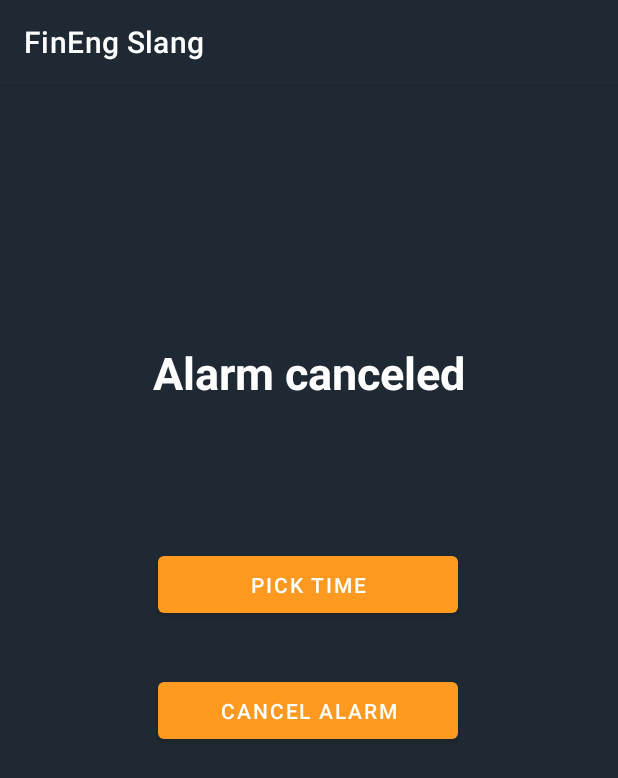
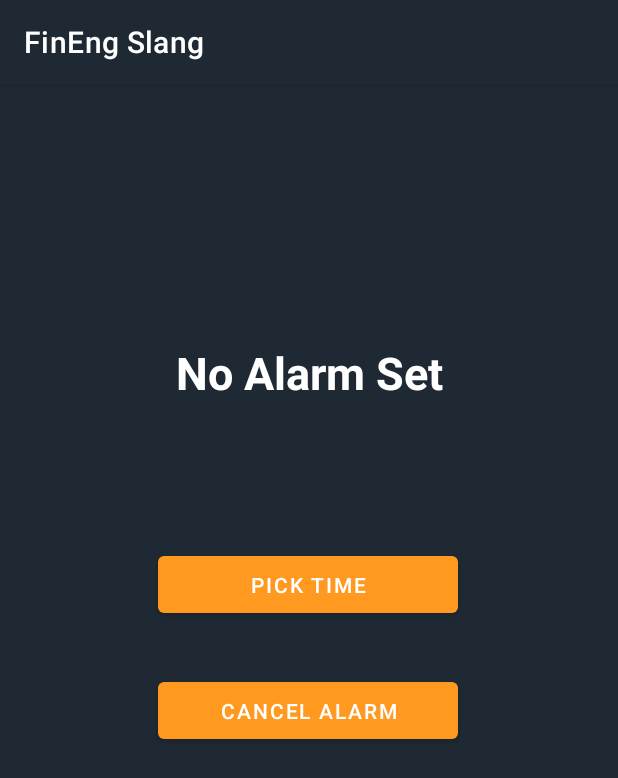
Before and after one commit to HangHuynh19/finnish-english-dictionary, an Android app: the AlarmsetActivity screen opened directly, with no data from a screen before it, after a tap on "CANCEL ALARM", on a phone screen of 412 x 824 dp. Shown: the top 778 px of the screen. Run offline under Robolectric (Android 15) with nearby library versions, the phone set to English and light mode, and no system bars.

Commit message:
fix UI for AlarmsetActivity

```diff
--- a/app/src/main/AndroidManifest.xml
+++ b/app/src/main/AndroidManifest.xml
@@ -25,7 +25,7 @@
         </activity>
 
         <activity android:name=".MatchingActivity"/>
-        <activity android:name=".wordOfTheDayFeature.NotificationActivity"/>
+
         <receiver android:name=".wordOfTheDayFeature.AlarmReceiver"/>
     </application>
 
--- a/app/src/main/java/fi/hanghuynh/finnish_englishslangdictionary/takeAQuiz/TakeAQuizActivity.java
+++ b/app/src/main/java/fi/hanghuynh/finnish_englishslangdictionary/takeAQuiz/TakeAQuizActivity.java
@@ -62,7 +62,7 @@ public class TakeAQuizActivity extends AppCompatActivity {
         // https://developer.android.com/reference/java/util/Timer#schedule(java.util.TimerTask,%20java.util.Date)
         //long duration = TimeUnit.MINUTES.toMillis(1);
 
-        long duration = TimeUnit.MILLISECONDS.toMillis(5000);
+        long duration = TimeUnit.MILLISECONDS.toMillis(60000);
 
         countDownTimer = new CountDownTimer(duration, 1000) {
             @Override
--- a/app/src/main/java/fi/hanghuynh/finnish_englishslangdictionary/wordOfTheDayFeature/AlarmsetActivity.java
+++ b/app/src/main/java/fi/hanghuynh/finnish_englishslangdictionary/wordOfTheDayFeature/AlarmsetActivity.java
@@ -6,12 +6,14 @@ import android.app.PendingIntent;
 import android.app.TimePickerDialog;
 import android.content.Context;
 import android.content.Intent;
+import android.content.SharedPreferences;
 import android.os.Build;
 import android.os.Bundle;
 import android.view.View;
 import android.widget.Button;
 import android.widget.TextView;
 import android.widget.TimePicker;
+import android.widget.Toast;
 
 import androidx.annotation.RequiresApi;
 import androidx.appcompat.app.AppCompatActivity;
@@ -24,20 +26,23 @@ import fi.hanghuynh.finnish_englishslangdictionary.R;
 
 public class AlarmsetActivity extends AppCompatActivity implements TimePickerDialog.OnTimeSetListener {
     private TextView mTextView;
+    protected static final String SHARED_PREF_FILE = "my_pref";
+    protected static final String TIME_PICKER = "time_picker";
+    private SharedPreferences prefGet;
+    private SharedPreferences prefPut;
 
     @Override
     protected void onCreate(Bundle savedInstanceState) {
         super.onCreate(savedInstanceState);
         setContentView(R.layout.activity_alarm_set);
         mTextView = findViewById(R.id.textView);
+
         Button buttonTimePicker = findViewById(R.id.button_timepicker);
-        buttonTimePicker.setOnClickListener(new View.OnClickListener() {
-            @Override
-            public void onClick(View v) {
-                DialogFragment timePicker = new TimePickerFragment();
-                timePicker.show(getSupportFragmentManager(), "time picker");
-            }
+        buttonTimePicker.setOnClickListener(v -> {
+            DialogFragment timePicker = new TimePickerFragment();
+            timePicker.show(getSupportFragmentManager(), "time picker");
         });
+
         Button buttonCancelAlarm = findViewById(R.id.button_cancel);
         buttonCancelAlarm.setOnClickListener(new View.OnClickListener() {
             @Override
@@ -45,7 +50,12 @@ public class AlarmsetActivity extends AppCompatActivity implements TimePickerDia
                 cancelAlarm();
             }
         });
+
+        prefGet = getSharedPreferences(SHARED_PREF_FILE, MODE_PRIVATE);
+        String timeText = prefGet.getString(TIME_PICKER, "No Alarm Set");
+        mTextView.setText(timeText);
     }
+
     @RequiresApi(api = Build.VERSION_CODES.M)
     @Override
     public void onTimeSet(TimePicker view, int hourOfDay, int minute) {
@@ -56,11 +66,19 @@ public class AlarmsetActivity extends AppCompatActivity implements TimePickerDia
         updateTimeText(c);
         startAlarm(c);
     }
+
     private void updateTimeText(Calendar c) {
         String timeText = "'Word of the day' \n Alarm set for: ";
         timeText += DateFormat.getTimeInstance(DateFormat.SHORT).format(c.getTime());
+
+        prefPut = getSharedPreferences(SHARED_PREF_FILE, MODE_PRIVATE);
+        SharedPreferences.Editor editor = prefPut.edit();
+        editor.putString(TIME_PICKER, timeText);
+        editor.apply();
+
         mTextView.setText(timeText);
     }
+
     @RequiresApi(api = Build.VERSION_CODES.M)
     private void startAlarm(Calendar c) {
         AlarmManager alarmManager = (AlarmManager) getSystemService(Context.ALARM_SERVICE);
@@ -76,6 +94,13 @@ public class AlarmsetActivity extends AppCompatActivity implements TimePickerDia
         Intent intent = new Intent(this, AlarmReceiver.class);
         PendingIntent pendingIntent = PendingIntent.getBroadcast(this, 1, intent, 0);
         alarmManager.cancel(pendingIntent);
-        mTextView.setText("Alarm canceled");
+
+        prefPut = getSharedPreferences(SHARED_PREF_FILE, MODE_PRIVATE);
+        SharedPreferences.Editor editor = prefPut.edit();
+        editor.putString(TIME_PICKER, "No Alarm Set");
+        editor.apply();
+
+        Toast.makeText(this, "Alarm canceled", Toast.LENGTH_SHORT).show();
+        mTextView.setText("No Alarm Set");
     }
 }
```
Also changed, not shown: app/src/main/java/fi/hanghuynh/finnish_englishslangdictionary/MainActivity.java (+23 -17 lines), app/src/main/java/fi/hanghuynh/finnish_englishslangdictionary/wordOfTheDayFeature/AlarmReceiver.java (+5 -3 lines), app/src/main/java/fi/hanghuynh/finnish_englishslangdictionary/wordOfTheDayFeature/NotificationActivity.java (deleted, +0 -31 lines).
